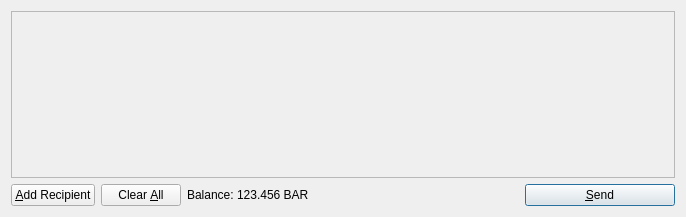
This is src/qt/forms/sendcoinsdialog.ui in gamecash-project/gamecashmk as Qt 5 draws it before an edit. The edited form follows.
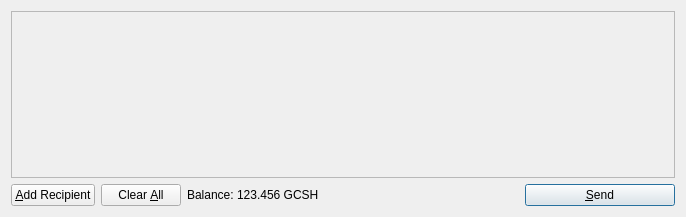
This is the edited form. Icons and pictures are not drawn.

What changed in the file:
```diff
--- a/src/qt/forms/sendcoinsdialog.ui
+++ b/src/qt/forms/sendcoinsdialog.ui
@@ -119,7 +119,7 @@
           <cursorShape>IBeamCursor</cursorShape>
          </property>
          <property name="text">
-          <string>123.456 BAR</string>
+          <string>123.456 GCSH</string>
          </property>
          <property name="textInteractionFlags">
           <set>Qt::LinksAccessibleByMouse|Qt::TextSelectableByKeyboard|Qt::TextSelectableByMouse</set>
```
